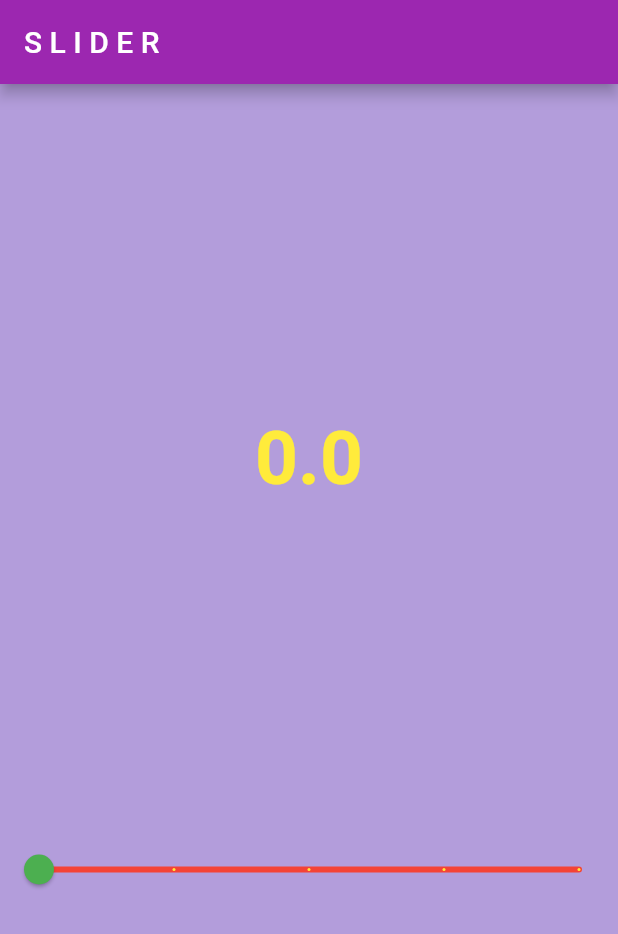
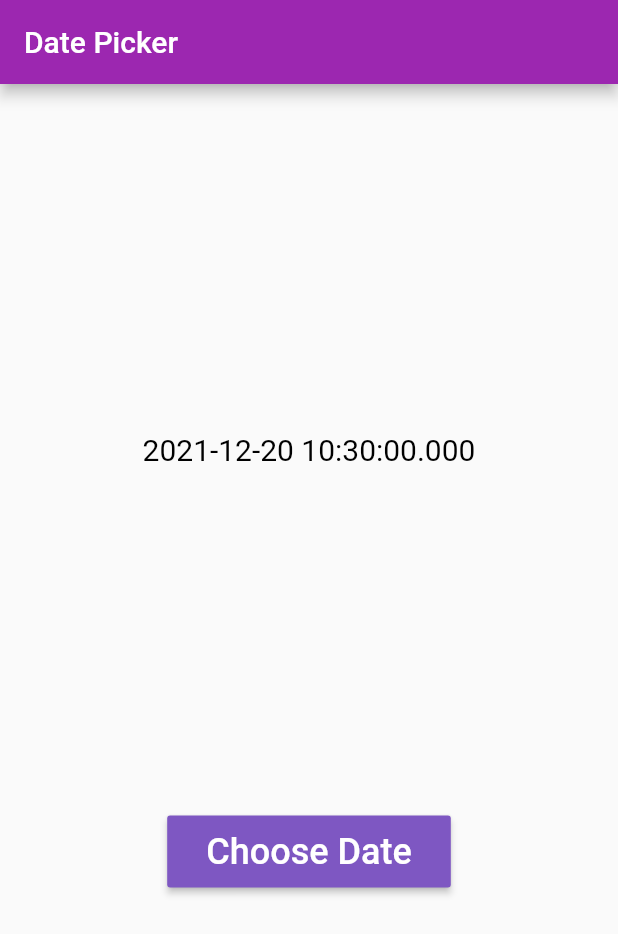
Before and after one commit to md-siam/widget_of_the_day, a Flutter app: the screen it shows after launch, on a phone screen of 412 x 824 dp. Shown: the top 934 px of the screen. Run offline on Flutter 3.47's test engine with Material 2 defaults, Android fonts, the phone set to English and light mode, and no system bars.

Commit message:
date_picker

```diff
--- /dev/null
+++ b/lib/25_date_picker/date_picker.dart
@@ -0,0 +1,61 @@
+import 'package:flutter/material.dart';
+
+class MyDatePicker extends StatefulWidget {
+  const MyDatePicker({Key? key}) : super(key: key);
+
+  @override
+  _MyDatePickerState createState() => _MyDatePickerState();
+}
+
+class _MyDatePickerState extends State<MyDatePicker> {
+  // create datetime variable
+  DateTime _dateTime = DateTime.now();
+
+  // show date picker method
+  void _showDatePicker() {
+    showDatePicker(
+      context: context,
+      initialDate: DateTime.now(),
+      firstDate: DateTime(2000),
+      lastDate: DateTime(2025),
+    ).then((value) => {
+          setState(() {
+            _dateTime = value!;
+          })
+        });
+  }
+
+  @override
+  Widget build(BuildContext context) {
+    return Scaffold(
+      appBar: AppBar(
+        title: const Text('Date Picker'),
+      ),
+      body: Center(
+        child: Column(
+          mainAxisAlignment: MainAxisAlignment.spaceEvenly,
+          children: [
+            //display choosen date
+            Text(
+              _dateTime.toString(),
+              style: const TextStyle(fontSize: 20, color: Colors.black),
+            ),
+
+            // button
+            MaterialButton(
+              onPressed: _showDatePicker,
+              color: Colors.deepPurple[400],
+              child: const Padding(
+                padding: EdgeInsets.all(10.0),
+                child: Text(
+                  "Choose Date",
+                  style: TextStyle(fontSize: 24, color: Colors.white),
+                ),
+              ),
+            ),
+          ],
+        ),
+      ),
+    );
+  }
+}
--- a/lib/main.dart
+++ b/lib/main.dart
@@ -37,7 +37,8 @@ class MyApp extends StatelessWidget {
       //home: const MyStack(),
       //home: const MyTextField(),
       //home: const MyAnimatedIcon(),
-      home: const MySlider(),
+      //home: const MySlider(),
+      home: const MyDatePicker(),
     );
   }
 }
--- a/lib/routes.dart
+++ b/lib/routes.dart
@@ -23,3 +23,4 @@ export '21_stack/stack.dart';
 export '22_textfield/textfield.dart';
 export '23_animated_icon/animated_icon.dart';
 export '24_slider/slider.dart';
+export '25_date_picker/date_picker.dart';
```
Also changed, not shown: 1 other file.
